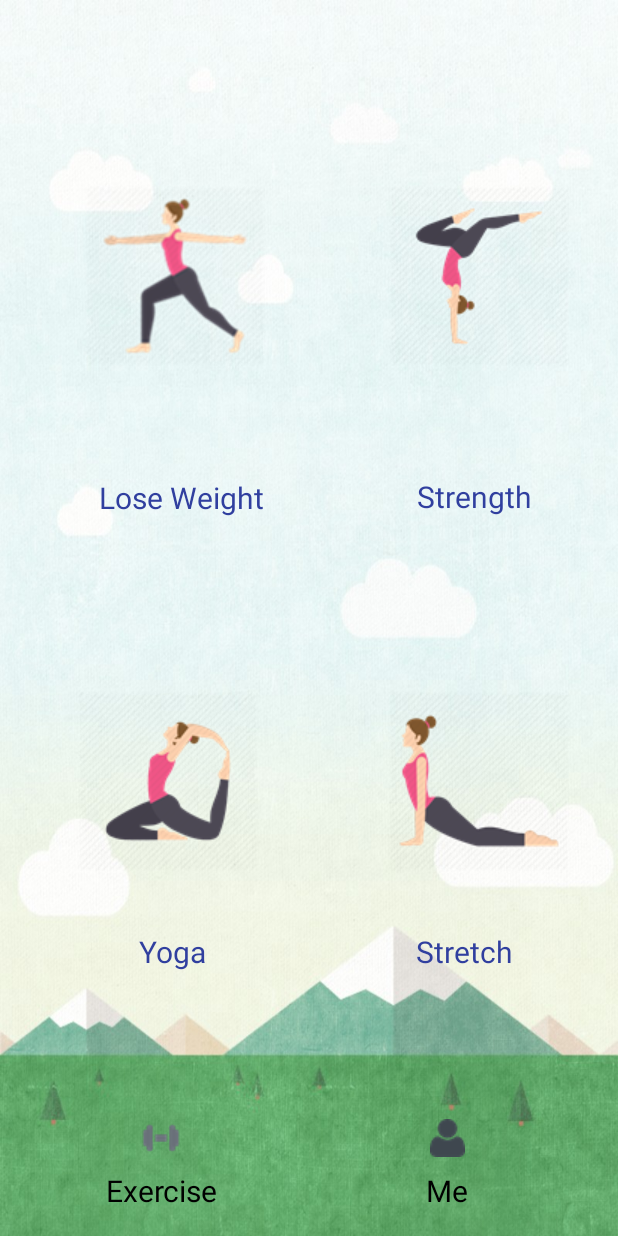
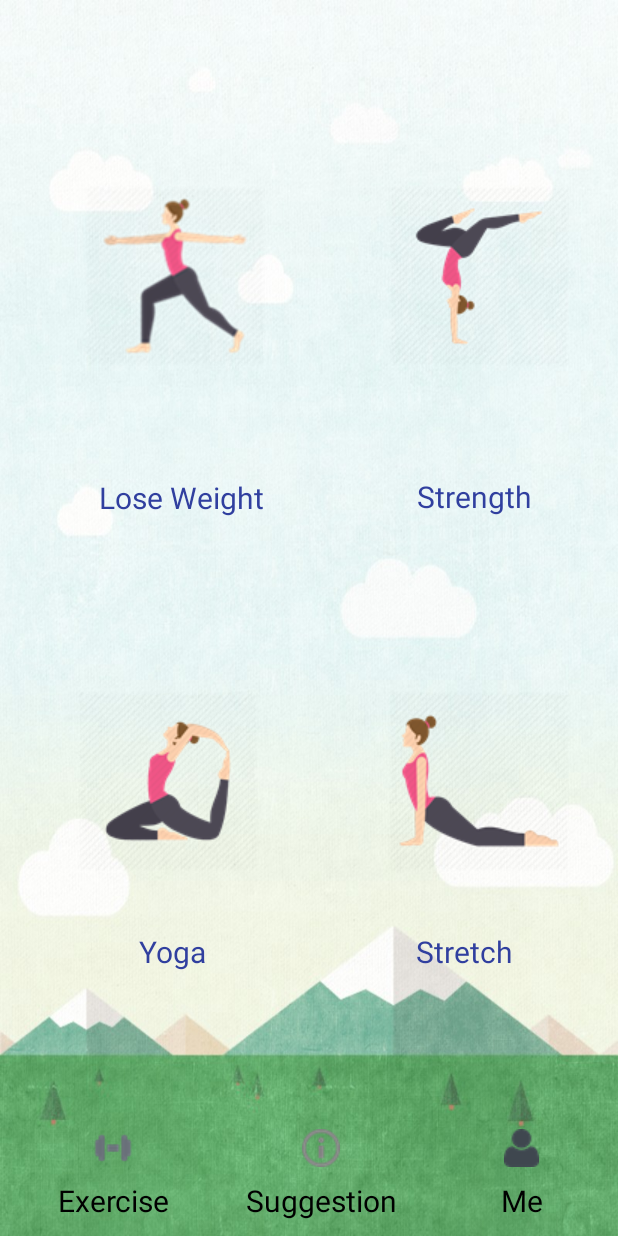
Before and after one commit to YimingJ/MobileComput2017, an Android app: the MainInterface screen opened directly, with no data from a screen before it, on a phone screen of 412 x 824 dp. Run offline under Robolectric (Android 15) with nearby library versions, the phone set to English and light mode, and no system bars.

Commit message:
suggestion

```diff
--- a/MyApplication/app/src/main/java/com/example/duod/myapplication/MainInterface.java
+++ b/MyApplication/app/src/main/java/com/example/duod/myapplication/MainInterface.java
@@ -16,7 +16,7 @@ import android.widget.TextView;
 import java.security.Policy;
 
 public class MainInterface extends AppCompatActivity {
-    TextView me,exercise,loseweight,stretch,strength,yoga;
+    TextView me,exercise,suggestion,loseweight,stretch,strength,yoga;
     LinearLayout linearLayout;
     ImageView loseWeight,Stretch,Strength,Yoga;
 
@@ -25,18 +25,24 @@ public class MainInterface extends AppCompatActivity {
         super.onCreate(savedInstanceState);
         setContentView(R.layout.activity_main_interface);
         linearLayout =(LinearLayout)findViewById(R.id.linearLayout);
-        me=(TextView)findViewById(R.id.textView3);
-        exercise=(TextView)findViewById(R.id.textView2);
+        me=(TextView)findViewById(R.id.textView16);
+        exercise=(TextView)findViewById(R.id.textView3);
+        suggestion=(TextView)findViewById(R.id.textView15) ;
         loseweight=(TextView)findViewById(R.id.textView4);
         stretch=(TextView)findViewById(R.id.textView7);
         strength=(TextView)findViewById(R.id.textView5);
         yoga=(TextView)findViewById(R.id.textView6);
-
         loseWeight=(ImageView)findViewById(R.id.imageView2);
         Stretch=(ImageView)findViewById(R.id.imageView4);
         Strength=(ImageView)findViewById(R.id.imageView);
         Yoga=(ImageView)findViewById(R.id.imageView3);
 
+        exercise.setOnClickListener(new View.OnClickListener() {
+            @Override
+            public void onClick(View v) {
+                Intent intent=new Intent(MainInterface.this,MainInterface.class);
+                startActivity(intent);}
+        });
         loseWeight.setOnClickListener(new View.OnClickListener() {
             @Override
             public void onClick(View v) {
--- a/MyApplication/app/src/main/res/layout/activity_main_interface.xml
+++ b/MyApplication/app/src/main/res/layout/activity_main_interface.xml
@@ -9,49 +9,6 @@
     tools:layout_editor_absoluteX="0dp"
     app:layout_constraintBottom_toBottomOf="@+id/linearLayout"
     android:layout_marginBottom="0dp">
-
-    <LinearLayout
-        android:id="@+id/linearLayout"
-        android:layout_width="0dp"
-        android:layout_height="70dp"
-        android:layout_marginBottom="8dp"
-        android:layout_marginLeft="8dp"
-        android:layout_marginRight="8dp"
-        android:layout_marginTop="8dp"
-
-        android:orientation="horizontal"
-        android:weightSum="1"
-        app:layout_constraintBottom_toBottomOf="parent"
-        app:layout_constraintHorizontal_bias="0.0"
-        app:layout_constraintLeft_toLeftOf="parent"
-        app:layout_constraintRight_toRightOf="parent"
-        app:layout_constraintTop_toTopOf="parent"
-        app:layout_constraintVertical_bias="1.0"
-        android:layout_marginStart="8dp"
-        android:layout_marginEnd="8dp">
-
-        <TextView
-            android:id="@+id/textView2"
-            android:layout_width="170dp"
-            android:layout_height="match_parent"
-            android:layout_weight="0.53"
-            android:drawableTop="@drawable/exercise"
-            android:textColor="@color/dark"
-            android:gravity="center"
-            android:text="Exercise"
-            android:textSize="20dp" />
-
-        <TextView
-            android:id="@+id/textView3"
-            android:layout_width="170dp"
-            android:textColor="@color/dark"
-            android:layout_height="match_parent"
-            android:layout_weight="0.22"
-            android:drawableTop="@drawable/me"
-            android:gravity="center"
-            android:text="Me"
-            android:textSize="20dp" />
-    </LinearLayout>
 
     <ImageView
         android:id="@+id/imageView2"
@@ -67,7 +24,9 @@
         android:layout_marginRight="8dp"
         app:layout_constraintRight_toRightOf="parent"
         app:layout_constraintHorizontal_bias="0.177"
-        app:layout_constraintVertical_bias="0.169" />
+        app:layout_constraintVertical_bias="0.169"
+        android:layout_marginStart="8dp"
+        android:layout_marginEnd="8dp" />
 
     <TextView
         android:id="@+id/textView4"
@@ -85,7 +44,9 @@
         android:layout_marginLeft="8dp"
         app:layout_constraintVertical_bias="0.397"
         app:layout_constraintLeft_toLeftOf="parent"
-        app:layout_constraintHorizontal_bias="0.203" />
+        app:layout_constraintHorizontal_bias="0.203"
+        android:layout_marginStart="8dp"
+        android:layout_marginEnd="8dp" />
 
     <ImageView
         android:id="@+id/imageView"
@@ -101,7 +62,9 @@
         android:layout_marginRight="8dp"
         app:layout_constraintRight_toRightOf="parent"
         app:layout_constraintHorizontal_bias="0.911"
-        app:layout_constraintVertical_bias="0.169" />
+        app:layout_constraintVertical_bias="0.169"
+        android:layout_marginStart="8dp"
+        android:layout_marginEnd="8dp" />
 
     <ImageView
         android:id="@+id/imageView3"
@@ -117,7 +80,9 @@
         app:layout_constraintVertical_bias="0.658"
         android:layout_marginRight="8dp"
         app:layout_constraintRight_toRightOf="parent"
-        app:layout_constraintHorizontal_bias="0.0" />
+        app:layout_constraintHorizontal_bias="0.0"
+        android:layout_marginStart="52dp"
+        android:layout_marginEnd="8dp" />
 
     <ImageView
         android:id="@+id/imageView4"
@@ -133,7 +98,9 @@
         app:layout_constraintBottom_toBottomOf="parent"
         android:layout_marginBottom="8dp"
         app:layout_constraintHorizontal_bias="0.911"
-        app:layout_constraintVertical_bias="0.658" />
+        app:layout_constraintVertical_bias="0.658"
+        android:layout_marginStart="8dp"
+        android:layout_marginEnd="8dp" />
 
     <TextView
         android:id="@+id/textView5"
@@ -151,7 +118,9 @@
         android:layout_marginLeft="8dp"
         app:layout_constraintLeft_toLeftOf="parent"
         app:layout_constraintHorizontal_bias="0.845"
-        app:layout_constraintVertical_bias="0.396" />
+        app:layout_constraintVertical_bias="0.396"
+        android:layout_marginStart="8dp"
+        android:layout_marginEnd="8dp" />
 
     <TextView
         android:id="@+id/textView6"
@@ -169,7 +138,9 @@
         android:layout_marginRight="8dp"
         app:layout_constraintRight_toRightOf="parent"
         app:layout_constraintHorizontal_bias="0.242"
-        app:layout_constraintVertical_bias="0.785" />
+        app:layout_constraintVertical_bias="0.785"
+        android:layout_marginStart="8dp"
+        android:layout_marginEnd="8dp" />
 
     <TextView
         android:id="@+id/textView7"
@@ -187,6 +158,60 @@
         android:layout_marginRight="8dp"
         app:layout_constraintRight_toRightOf="parent"
         app:layout_constraintHorizontal_bias="0.812"
-        app:layout_constraintVertical_bias="0.785" />
+        app:layout_constraintVertical_bias="0.785"
+        android:layout_marginStart="8dp"
+        android:layout_marginEnd="8dp" />
+
+    <LinearLayout
+        android:id="@+id/linearLayout"
+        android:layout_width="0dp"
+        android:layout_height="70dp"
+        android:layout_marginBottom="1dp"
+        android:layout_marginEnd="8dp"
+        android:layout_marginLeft="8dp"
+        android:layout_marginRight="8dp"
+
+        android:layout_marginStart="8dp"
+        android:orientation="horizontal"
+        android:weightSum="1"
+        app:layout_constraintBottom_toBottomOf="parent"
+        app:layout_constraintHorizontal_bias="0.0"
+        app:layout_constraintLeft_toLeftOf="parent"
+        app:layout_constraintRight_toRightOf="parent">
+
+        <TextView
+            android:id="@+id/textView3"
+            android:layout_width="81dp"
+            android:layout_height="match_parent"
+            android:gravity="center"
+            android:layout_weight="0.58"
+            android:text="Exercise"
+            android:textColor="@color/dark"
+            android:drawableTop="@drawable/exercise"
+            android:textSize="20dp"/>
+
+        <TextView
+            android:id="@+id/textView15"
+            android:layout_width="111dp"
+            android:gravity="center"
+            android:layout_height="match_parent"
+            android:layout_weight="0.33"
+            android:text="Suggestion"
+            android:drawableTop="@drawable/suggestion"
+            android:textColor="@color/dark"
+            android:textSize="20dp"/>
+
+        <TextView
+            android:id="@+id/textView16"
+            android:layout_width="110dp"
+            android:gravity="center"
+            android:layout_height="match_parent"
+            android:text="Me"
+            android:drawableTop="@drawable/me"
+            android:textSize="20dp"
+            android:textColor="@color/dark"
+            android:layout_weight="0.16" />
+    </LinearLayout>
+
 
 </android.support.constraint.ConstraintLayout>
```
Also changed, not shown: MyApplication/app/src/main/res/drawable/suggestion.png (added).
